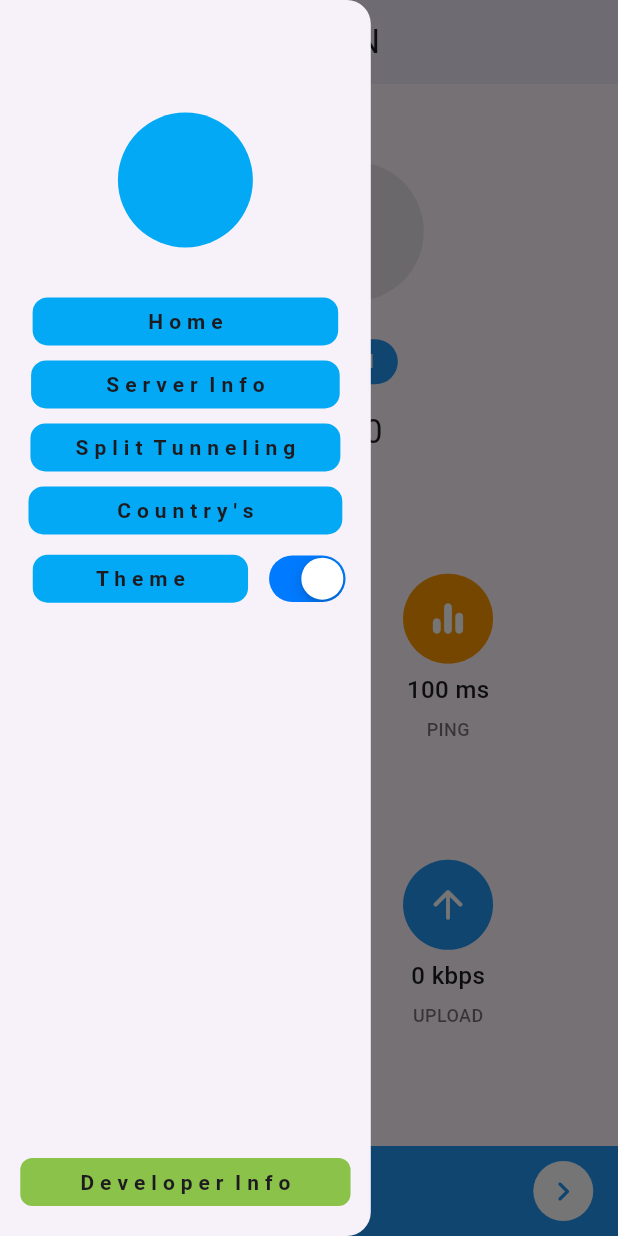
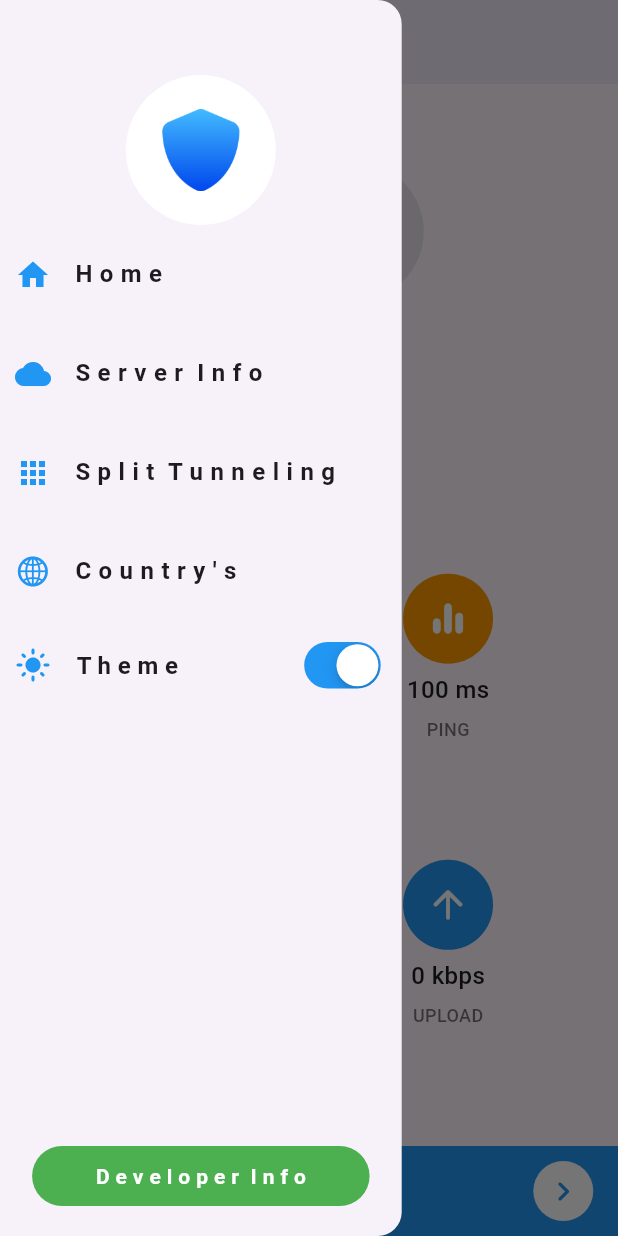
Before and after one commit to y20acb432/mobile_vpn, a Flutter app: the screen it shows after launch, with the side drawer open, on a phone screen of 412 x 824 dp. Run offline on Flutter 3.47's test engine with Material 3 defaults, Android fonts, the phone set to English and light mode, and no system bars; our stand-ins replace csv, get, hive, hive_flutter, lottie; missing offline and left inert: device_apps; accounts and stored records are empty.

Commit message:
v1.3 commit - added Drawer Styles and CupertinoSwitch in tunneling

```diff
--- a/lib/screens/home_screen.dart
+++ b/lib/screens/home_screen.dart
@@ -3,6 +3,7 @@ import 'package:flutter/material.dart';
 import 'package:get/get.dart';
 import 'package:vpn_basic_project/helpers/pref.dart';
 import 'package:vpn_basic_project/screens/select_apps.dart';
+import 'package:vpn_basic_project/widgets/drawer_tile.dart';
 import '../controllers/home_controller.dart';
 import '../main.dart';
 import '../models/vpn_status.dart';
@@ -43,152 +44,118 @@ class _HomeScreenState extends State<HomeScreen> {
 
       //Drawer
 
-      drawer: Drawer(
-      width: mq.width * 0.60,
-      child: Column(
-          mainAxisAlignment: MainAxisAlignment.spaceBetween,
+    drawer: Drawer(
+  width: mq.width * 0.65,
+  child: Column(
+    mainAxisAlignment: MainAxisAlignment.center,
+    children: [
+      Expanded(
+        child: Column(
+          mainAxisAlignment: MainAxisAlignment.center,
           children: [
-            Container(
-              child: Column(
+            SizedBox(height: 50,),
+            CircleAvatar(
+              radius: 50,
+              backgroundColor: Colors.white,
+              child: Image.asset(
+                'assets/images/logo.png',
+                    height: 55,
+                    fit: BoxFit.cover),
+              ),
+            Expanded(
+              child: ListView(
                 children: [
-                  SizedBox(height: 75,),
-
-                  CircleAvatar(
-                    radius: 45,
-                    backgroundColor: Colors.lightBlue,
+                  DrawerTile(
+                    title: "H o m e",
+                    onTap: () {
+                      Navigator.pop(context);
+                      Get.to(() => HomeScreen());
+                    },
+                    icon: Icons.home,
                   ),
-
-                  SizedBox(height: 33.3,),
-
-                  Container(
-                    padding: EdgeInsets.symmetric(horizontal:9),
-                    child: GestureDetector(
-                      onTap: (){
-                        Navigator.pop(context);
-                        Get.to(() => HomeScreen());
-                      },
-                      child: Row(
-                        mainAxisAlignment: MainAxisAlignment.center,
-                        children: [
-                          Container(
-                            child: Text("H o m e",style: TextStyle(fontWeight: FontWeight.bold),),
-                            padding: EdgeInsets.symmetric(vertical: 6.0,horizontal: 77),
-                            decoration: BoxDecoration(
-                              color:Colors.lightBlue,
-                              borderRadius: BorderRadius.circular(10),
-                            ),
-                          ),
-                        ],
-                      ),
-                    ),
-                  ),
-                  SizedBox(height: 10,),
-
-                  GestureDetector(
-                    onTap: (){
+                  DrawerTile(
+                    title: "S e r v e r  I n f o",
+                    onTap: () {
                       Navigator.pop(context);
                       Get.to(() => NetworkTestScreen());
                     },
-                    child: Row(
-                      mainAxisAlignment: MainAxisAlignment.center,
-                      children: [
-                        Container(
-                          child: Text("S e r v e r  I n f o",style: TextStyle(fontWeight: FontWeight.bold),),
-                          padding: EdgeInsets.symmetric(vertical: 6.0 , horizontal: 50),
-                          decoration: BoxDecoration(
-                            color:Colors.lightBlue,
-                            borderRadius: BorderRadius.circular(10),
-                          ),
-                        ),
-                      ],
-                    ),
+                    icon: Icons.cloud,
                   ),
-                  SizedBox(height: 10,),
-
-                  Row(
-                    mainAxisAlignment: MainAxisAlignment.center,
-                    children: [
-                      GestureDetector(
-                        onTap: (){
-                          Navigator.pop(context);
-                          Get.to(() => SplitTunnelingSettings());
-                        },
-                        child: Container(
-                          child: Text("S p l i t  T u n n e l i n g",style: TextStyle(fontWeight: FontWeight.bold),),
-                          padding: EdgeInsets.symmetric(vertical: 6.0,horizontal: 30.0),
-                          decoration: BoxDecoration(
-                            color:Colors.lightBlue,
-                            borderRadius: BorderRadius.circular(10),
-                          ),
-                        ),
-                      ),
-                    ],
+                  DrawerTile(
+                    title: "S p l i t  T u n n e l i n g",
+                    onTap: () {
+                      Navigator.pop(context);
+                      Get.to(() => SplitTunnelingSettings());
+                    },
+                    icon: Icons.apps_outlined,
                   ),
-                  SizedBox(height: 10,),
-
-                  GestureDetector(
+                  DrawerTile(
+                    title: "C o u n t r y ' s",
                     onTap: () {
                       Navigator.pop(context);
                       Get.to(() => LocationScreen());
                     },
-                    child: Container(
-                      child: Text("C o u n t r y ' s",style: TextStyle(fontWeight: FontWeight.bold),),
-                      padding: EdgeInsets.symmetric(vertical: 6.0,horizontal: 59.0),
-                      decoration: BoxDecoration(
-                        color:Colors.lightBlue,
-                        borderRadius: BorderRadius.circular(10),
-                      ),
-                    ),
+                    icon: CupertinoIcons.globe,
                   ),
                   SizedBox(height: 10,),
                   Row(
                     mainAxisAlignment: MainAxisAlignment.center,
-              children: [
-                Padding(
-                  padding: const EdgeInsets.only(left: 9),
-                    child: Container(
-                      child: Text("T h e m e",style: TextStyle(fontWeight: FontWeight.bold),),
-                        padding: EdgeInsets.symmetric(vertical: 6.0,horizontal: 42.0),
-                          decoration: BoxDecoration(
-                            color:Colors.lightBlue,
-                            borderRadius: BorderRadius.circular(10),
-                          ),
+                    children: [
+                      SizedBox(width: 10,),
+                      Icon(
+                        themeValue?Icons.light_mode_rounded:Icons.dark_mode_rounded,
+                        color: Colors.blue,
+                      ),
+                      SizedBox(width: 17,),
+                      Text(
+                        "T h e m e",
+                        style: TextStyle(
+                          fontWeight: FontWeight.bold,
+                          fontSize: 16,
                         ),
                       ),
-                      Padding(
-                        padding: const EdgeInsets.only(left: 10),
-                        child: CupertinoSwitch(
+                      Spacer(),
+                      CupertinoSwitch(
                         value: themeValue,
-                        activeColor: CupertinoColors.activeBlue,
+                        activeColor: Colors.blue,
                         onChanged: (bool? value) {
                           setState(() {
                             themeValue = !themeValue;
                             Get.changeThemeMode(
-                              Pref.isDarkMode ? ThemeMode.light : ThemeMode.dark
+                              Pref.isDarkMode ? ThemeMode.light : ThemeMode.dark,
                             );
                             Pref.isDarkMode = !Pref.isDarkMode;
                           });
                         },
-                        ),
                       ),
+                      SizedBox(width: 10,),
                     ],
-                ),
-                ]
+                  ),
+                ],
               ),
-            ),
-            Padding(
-              padding: const EdgeInsets.symmetric(vertical: 20),
-              child: Container(
-                      child: Text("D e v e l o p e r  I n f o",style: TextStyle(fontWeight: FontWeight.bold),),
-                      padding: EdgeInsets.symmetric(vertical: 6.0,horizontal: 40.0),
-                      decoration: BoxDecoration(
-                        color:Colors.lightGreen,
-                        borderRadius: BorderRadius.circular(8),
-                      ),
-                    ),
             ),
           ],
         ),
+      ),
+      Padding(
+        padding: const EdgeInsets.symmetric(vertical: 20),
+        child: Container(
+          child: Text(
+            "      D e v e l o p e r  I n f o      ",
+            style: TextStyle(
+              fontWeight: FontWeight.bold,
+              color: Colors.white,
+            ),
+          ),
+          padding: EdgeInsets.symmetric(vertical: 10, horizontal: 20),
+          decoration: BoxDecoration(
+            color: Colors.green,
+            borderRadius: BorderRadius.circular(20),
+          ),
+        ),
+      ),
+    ],
+  ),
 ),
 
       bottomNavigationBar: _changeLocation(context),
@@ -279,7 +246,7 @@ class _HomeScreenState extends State<HomeScreen> {
                       scale: 3.0,
                       child: CupertinoSwitch(
                                 // This bool value toggles the switch.
-                      value: switchValue,
+                      value: _controller.vpnState.value == VpnEngine.vpnDisconnected?switchValue=false:switchValue=true,
                       //activeColor: CupertinoColors.activeGreen,
                       activeColor: _controller.getButtonColor,
                       onChanged: (bool? value) {
--- a/lib/screens/location_screen.dart
+++ b/lib/screens/location_screen.dart
@@ -60,7 +60,7 @@ class LocationScreen extends StatelessWidget {
 
             //text
             Text(
-              'Loading',
+              'loading',
               style: TextStyle(
                   fontSize: 18,
                   color: Colors.black54,
--- a/lib/screens/select_apps.dart
+++ b/lib/screens/select_apps.dart
@@ -1,3 +1,4 @@
+import 'package:flutter/cupertino.dart';
 import 'package:flutter/material.dart';
 import 'package:device_apps/device_apps.dart';
 import 'package:hive/hive.dart';
@@ -20,7 +21,10 @@ class _SplitTunnelingSettingsState extends State<SplitTunnelingSettings> {
 
   Future<void> _loadInstalledApps() async {
     try {
-      List<Application> apps = await DeviceApps.getInstalledApplications();
+      List<Application> apps = await DeviceApps.getInstalledApplications(
+          includeAppIcons: true,
+          includeSystemApps: true,
+      );
       setState(() {
         _installedApps = apps;
       });
@@ -43,14 +47,22 @@ class _SplitTunnelingSettingsState extends State<SplitTunnelingSettings> {
               itemBuilder: (context, index) {
                 final app = _installedApps[index];
                 return Obx(
-                  () => CheckboxListTile(
-                    title: Text(app.appName),
+                  () => Row(
+                    mainAxisAlignment: MainAxisAlignment.spaceBetween,
+                    children: [
+                      Padding(
+                        padding: const EdgeInsets.symmetric(horizontal: 10),
+                        child: Text(app.appName),
+                      ),
+                      CupertinoSwitch(
                         value: _appSelectionsController.appSelections[app.appName] ?? false,
                         onChanged: (value) {
                         setState(() {
-                        _appSelectionsController.updateAppSelection(app.appName, value ?? false);
+                          _appSelectionsController.updateAppSelection(app.appName, value);
                     });
                   },
+                ),
+              ],
             ),
           );
         },
--- /dev/null
+++ b/lib/widgets/drawer_tile.dart
@@ -0,0 +1,38 @@
+import 'package:flutter/material.dart';
+
+class DrawerTile extends StatelessWidget {
+  final String title;
+  final VoidCallback onTap;
+  final IconData icon;
+
+  const DrawerTile({
+    required this.title,
+    required this.onTap,
+    required this.icon,
+  });
+
+  @override
+  Widget build(BuildContext context) {
+    return ListTile(
+      title: Row(
+        children: [
+          Icon(icon, size: 24, color: Colors.blue),
+          SizedBox(width: 16),
+          Text(
+            title,
+            style: TextStyle(
+              fontWeight: FontWeight.bold,
+              fontSize: 16,
+            ),
+          ),
+        ],
+      ),
+      onTap: onTap,
+      contentPadding: EdgeInsets.symmetric(horizontal: 10, vertical: 5),
+      shape: RoundedRectangleBorder(
+        borderRadius: BorderRadius.circular(10),
+      ),
+      //tileColor: Colors.blue[100],
+    );
+  }
+}
```
Also changed, not shown: assets/lottie/loading.json (+1 -1 lines). Lines whose indentation alone changed are shown as unchanged.
